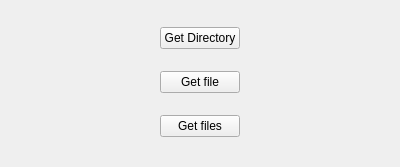
This is QDialogElement/qFileDialogDemo/widget.ui in eduardorasgado/RoadtoQt5 as Qt 5 draws it before an edit. The edited form follows.
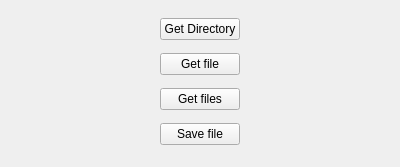
This is the edited form.

What changed in the file:
```diff
--- a/QDialogElement/qFileDialogDemo/widget.ui
+++ b/QDialogElement/qFileDialogDemo/widget.ui
@@ -52,6 +52,13 @@
          </property>
         </widget>
        </item>
+       <item>
+        <widget class="QPushButton" name="pushButton_4">
+         <property name="text">
+          <string>Save file</string>
+         </property>
+        </widget>
+       </item>
       </layout>
      </item>
      <item>
```
